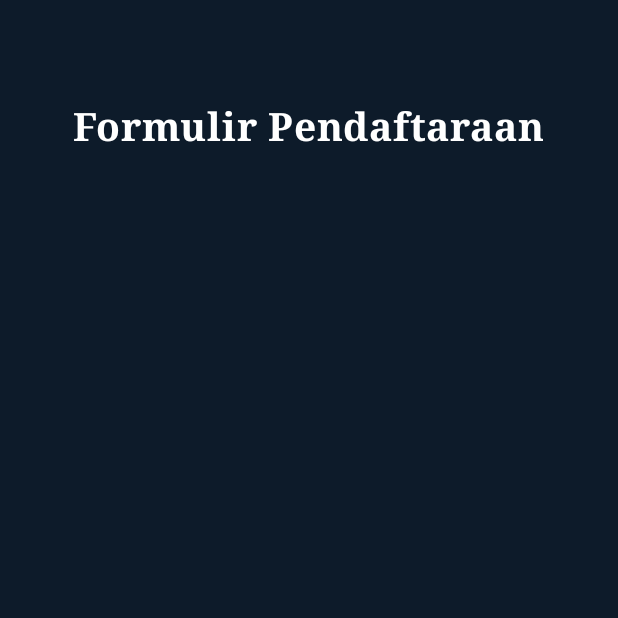
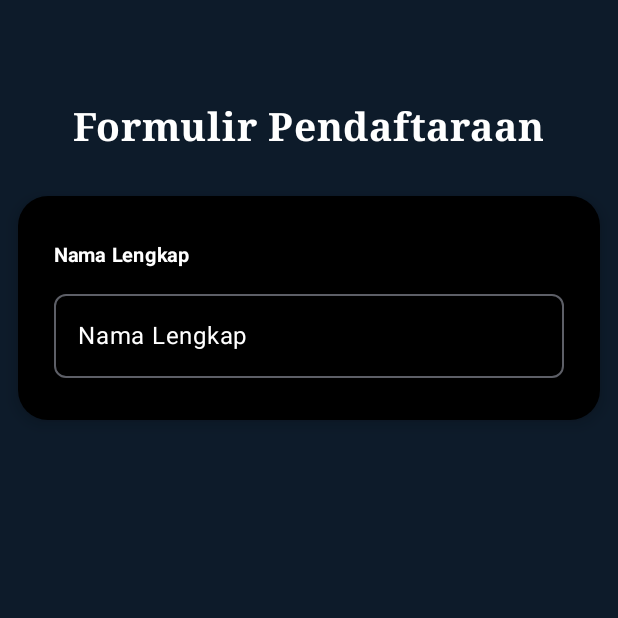
Before and after one commit to hikmatyar22/QuestNavigasiTugas_193, an Android app built with Jetpack Compose: the composable FormInput shown on its own in the app's theme, on a phone screen of 412 x 824 dp, the top half of it. Run offline under Robolectric (Android 15) with nearby library versions, the phone set to English and light mode, and no system bars.

Commit message:
Membuat card untuk menyimpan formisian input dengan format column dan didalamnya yang pertama ada text nama dan isian outlinedtextfield untuk inputan nama

```diff
--- a/app/src/main/java/com/example/tugasquestnavigasi/view/InputData.kt
+++ b/app/src/main/java/com/example/tugasquestnavigasi/view/InputData.kt
@@ -84,10 +84,38 @@ fun FormInput(
             )
             Spacer(modifier = Modifier.height(30.dp))
 
+            Card(
+                modifier = Modifier
+                    .fillMaxWidth()
+                    .padding(horizontal = 12.dp),
+                colors = CardDefaults.cardColors(containerColor = Color.Black),
+                shape = RoundedCornerShape(20.dp),
+                elevation = CardDefaults.cardElevation(defaultElevation = 6.dp)
+            ) {
+                Column(
+                    modifier = Modifier.padding(horizontal = 24.dp, vertical = 28.dp),
+                    verticalArrangement = Arrangement.spacedBy(5.dp),
+                    horizontalAlignment = Alignment.Start
+                ) {
+                    Text(
+                        text = stringResource(id = R.string.namalengkap),
+                        fontSize = 13.sp,
+                        fontWeight = FontWeight.Bold,
+                        color = Color.White
+                    )
+                    OutlinedTextField(
+                        value = textNama,
+                        onValueChange = { textNama = it },
+                        singleLine = true,
+                        modifier = Modifier.fillMaxWidth(),
+                        shape = MaterialTheme.shapes.small,
+                        textStyle = TextStyle(color = Color.White),
+                        label = { Text("Nama Lengkap", color = Color.White) }
+                    )
 
 
-
-
+                }
+            }
         }
     }
 }
```
